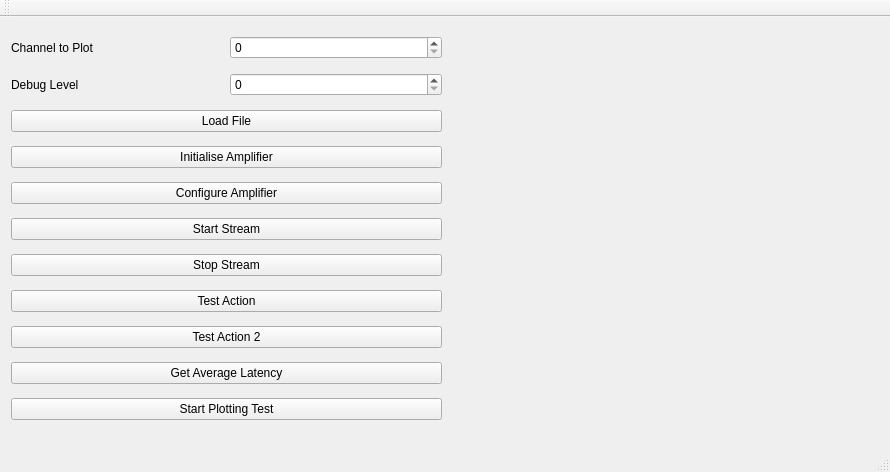
Old version of the form cpp-generic/demo/biryani-demo/mainwindow.ui in the repository EspoTek/Biryani.
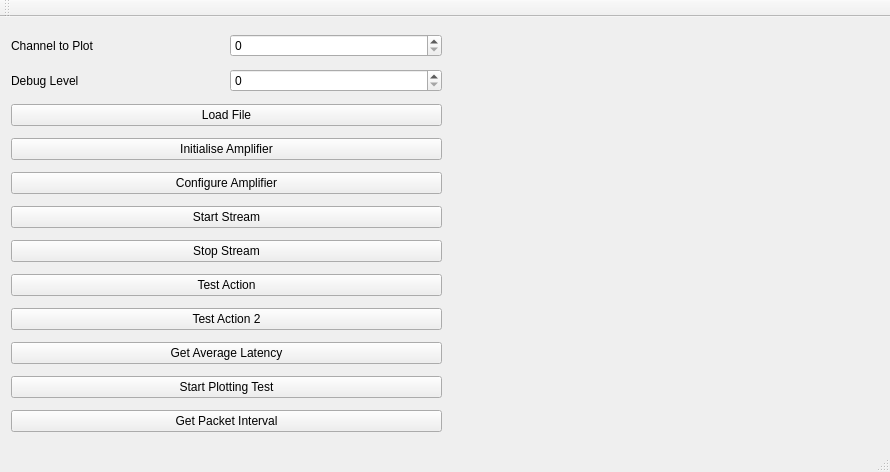
New version of the form. Custom widgets are drawn as their Qt base class.

Commit message: fixed bug in getPacketInterval.  used =0 rather than ==0

Diff of the .ui file:
```diff
--- a/cpp-generic/demo/biryani-demo/mainwindow.ui
+++ b/cpp-generic/demo/biryani-demo/mainwindow.ui
@@ -116,6 +116,13 @@
         </property>
        </widget>
       </item>
+      <item>
+       <widget class="QPushButton" name="getPacketIntervalButton">
+        <property name="text">
+         <string>Get Packet Interval</string>
+        </property>
+       </widget>
+      </item>
      </layout>
     </item>
     <item>
```
The commit also changes 54 other files.
